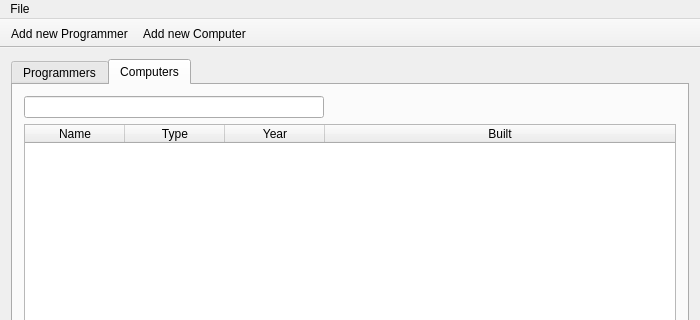
Qt form mainwindow.ui (DORB/Verkur3GUI) before a commit; both pictures show x 0 to 700 and y 0 to 320 of the 700 by 599 pixel window.
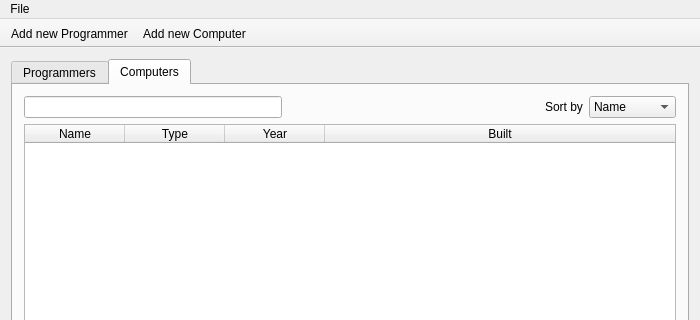
The same form after that commit. The open tabs and pages were chosen to show the change. Icons and pictures are not drawn.

Commit message: Gerði sort by fyrir Computers

The edit to the form file:
```diff
--- a/mainwindow.ui
+++ b/mainwindow.ui
@@ -204,6 +204,8 @@
          </attribute>
          <layout class="QVBoxLayout" name="verticalLayout_4">
           <item>
+           <layout class="QHBoxLayout" name="horizontalLayout_4">
+            <item>
            <widget class="QLineEdit" name="input_search_computers">
             <property name="maximumSize">
              <size>
@@ -212,6 +214,47 @@
              </size>
             </property>
            </widget>
+            </item>
+            <item>
+             <spacer name="horizontalSpacer_4">
+              <property name="orientation">
+               <enum>Qt::Horizontal</enum>
+              </property>
+              <property name="sizeHint" stdset="0">
+               <size>
+                <width>40</width>
+                <height>20</height>
+               </size>
+              </property>
+             </spacer>
+            </item>
+            <item>
+             <widget class="QLabel" name="label_computers_sort_by">
+              <property name="text">
+               <string>Sort by</string>
+              </property>
+             </widget>
+            </item>
+            <item>
+             <widget class="QComboBox" name="dropdown_computers_sort_by">
+              <item>
+               <property name="text">
+                <string>Name</string>
+               </property>
+              </item>
+              <item>
+               <property name="text">
+                <string>Type</string>
+               </property>
+              </item>
+              <item>
+               <property name="text">
+                <string>Build Year</string>
+               </property>
+              </item>
+             </widget>
+            </item>
+           </layout>
           </item>
           <item>
            <widget class="QTableWidget" name="table_computers">
```
Left out of the diff: 2 changed lines with no effect on the pictures. Lines whose indentation alone changed are shown as unchanged. The commit also changes 2 other files.
